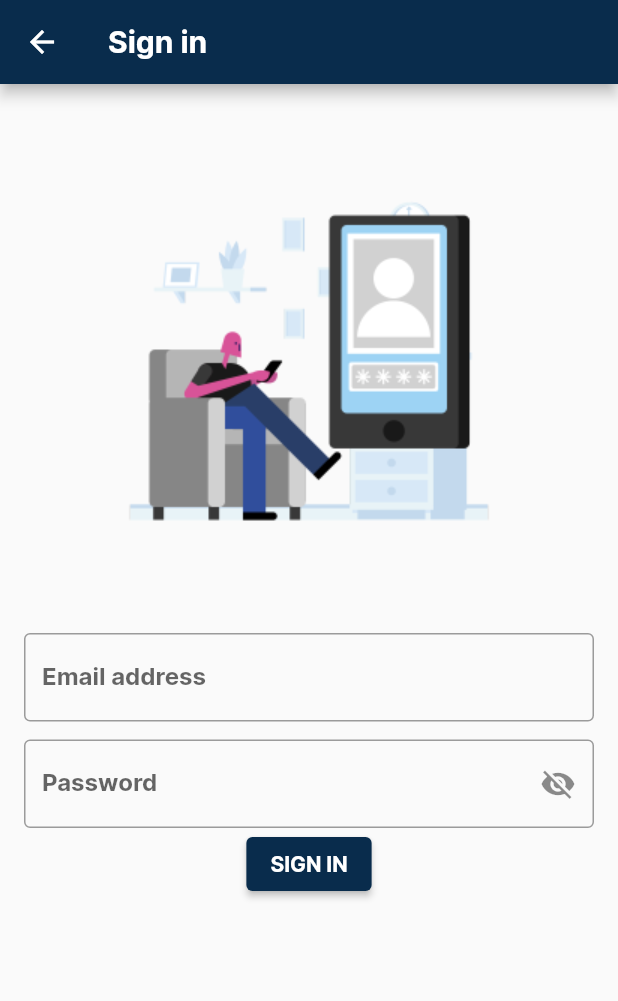
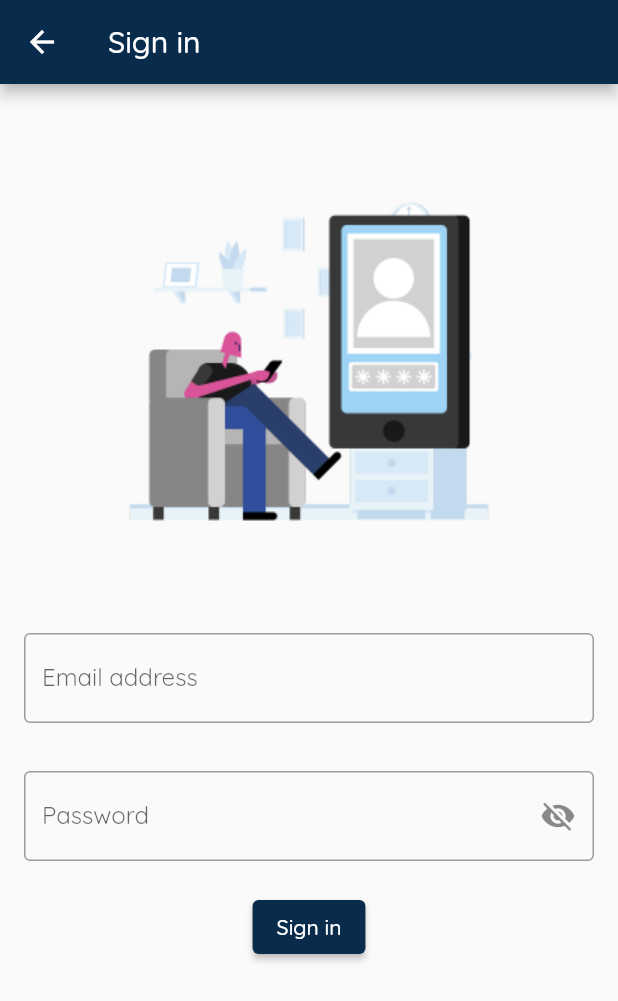
Before and after one commit to bumie-e/Plug, a Flutter app: the screen it shows after launch, after a tap on "Sign in", on a phone screen of 412 x 824 dp. Shown: the top 1001 px of the screen. Run offline on Flutter 3.47's test engine with Material 2 defaults, Android fonts, the light colour scheme and no system bars; our stand-ins replace cloud_firestore, email_validator, firebase_auth, firebase_core, firebase_storage, google_fonts and 1 more; accounts and stored records are empty; project files that could hold a hidden picture were left out.

Commit message:
made corrections requested by design team

```diff
--- a/lib/forms/registration_form.dart
+++ b/lib/forms/registration_form.dart
@@ -133,7 +133,7 @@ class _RegistrationFormState extends State<RegistrationForm> with AlertMixins {
                 createAccount(context);
               }
             },
-            child: const Text('REGISTER'),
+            child: const Text('Register'),
           ),
         ],
       ),
--- a/lib/forms/sign_in_form.dart
+++ b/lib/forms/sign_in_form.dart
@@ -27,9 +27,15 @@ class _SignInFormState extends State<SignInForm> with AlertMixins {
             onSaved: (value) => _email = value,
             keyboardType: TextInputType.emailAddress,
           ),
+          const SizedBox(
+            height: 20,
+          ),
           Padding(
             padding: const EdgeInsets.only(top: 12.0),
             child: PasswordTextField(onSaved: (value) => _password = value),
+          ),
+          const SizedBox(
+            height: 20,
           ),
           ElevatedButton(
             onPressed: () {
@@ -39,7 +45,7 @@ class _SignInFormState extends State<SignInForm> with AlertMixins {
                 signInVendor(context);
               }
             },
-            child: const Text('SIGN IN'),
+            child: const Text('Sign in'),
           ),
         ],
       ),
@@ -49,9 +55,9 @@ class _SignInFormState extends State<SignInForm> with AlertMixins {
   void signInVendor(BuildContext context) {
     showLoadingAlert(context, text: 'Signing in');
 
-    FirebaseAuth.instance.signInWithEmailAndPassword(
-        email: _email, password: _password
-    ).then((value) {
+    FirebaseAuth.instance
+        .signInWithEmailAndPassword(email: _email, password: _password)
+        .then((value) {
       onSignInSuccess(context, value.user);
     }).catchError((e) {
       onSignInFailure(context);
@@ -59,14 +65,16 @@ class _SignInFormState extends State<SignInForm> with AlertMixins {
   }
 
   void onSignInSuccess(BuildContext context, User? user) {
-    if(user != null) {
+    if (user != null) {
       dismissLoader(context);
 
       // Pops all and pushes the VendorPage
       Navigator.pushAndRemoveUntil(
         context,
         MaterialPageRoute(builder: (context) {
-          return VendorPage(id: user.uid,);
+          return VendorPage(
+            id: user.uid,
+          );
         }),
         (route) => false,
       );
@@ -77,7 +85,6 @@ class _SignInFormState extends State<SignInForm> with AlertMixins {
     dismissLoader(context);
     showErrorAlert(context,
         errorTitle: 'Sign in failed',
-        errorMessage: 'Invalid email/password combination'
-    );
+        errorMessage: 'Invalid email/password combination');
   }
 }
--- a/lib/main.dart
+++ b/lib/main.dart
@@ -4,6 +4,7 @@ import 'package:firebase_auth/firebase_auth.dart';
 import 'package:firebase_core/firebase_core.dart';
 import 'package:flutter/material.dart';
 import 'package:plug/screens/home_screen.dart';
+import 'package:plug/screens/product_detail.dart';
 import 'package:plug/screens/registration_screen.dart';
 import 'package:plug/screens/sign_in_screen.dart';
 import 'package:plug/screens/vendor_screen.dart';
@@ -12,6 +13,7 @@ import 'package:plug/utilities/constants.dart';
 import 'package:plug/screens/reset_password.dart';
 import 'package:plug/screens/new_Password.dart';
 import './screens/verify-email.dart';
+import 'package:google_fonts/google_fonts.dart';
 
 void main() async {
   WidgetsFlutterBinding.ensureInitialized();
@@ -30,12 +32,9 @@ class MyApp extends StatelessWidget {
       title: 'Plug',
       theme: ThemeData(
         primarySwatch: kPrimaryColorSwatch,
-        fontFamily: 'Inter',
-        textTheme: const TextTheme(
-          bodyText2: TextStyle(
-            color: kPrimaryColor1,
-            fontWeight: FontWeight.w700,
-          ),
+        // fontFamily: 'Inter',
+        textTheme: GoogleFonts.quicksandTextTheme(
+          Theme.of(context).textTheme,
         ),
       ),
       home: appropriateHome(),
@@ -44,9 +43,10 @@ class MyApp extends StatelessWidget {
         HomePage.routeName: (context) => HomePage(),
         SignInPage.routeName: (context) => SignInPage(),
         RegistrationPage.routeName: (context) => RegistrationPage(),
-        ForgotPassword.routeName : (context) => ForgotPassword(),
-        NewPassWord.id : (context) => NewPassWord(),
+        ForgotPassword.routeName: (context) => ForgotPassword(),
+        NewPassWord.id: (context) => NewPassWord(),
         VerifyEmail.id: (context) => VerifyEmail(),
+        ProductDetailsPage.routeName: (context) => ProductDetailsPage(),
       },
     );
   }
--- a/lib/screens/welcome_screen.dart
+++ b/lib/screens/welcome_screen.dart
@@ -19,11 +19,10 @@ class _WelcomePageState extends State<WelcomePage> {
       body: Padding(
         padding: const EdgeInsets.fromLTRB(26, 26, 26, 0),
         child: SingleChildScrollView(
-          child: Center(
           child: Column(
-              mainAxisAlignment: MainAxisAlignment.spaceBetween,
+            mainAxisAlignment: MainAxisAlignment.start,
             children: [
-                const SizedBox(height: 36),
+              const SizedBox(height: 60),
               Text.rich(
                 TextSpan(
                   text: 'Welcome to ',
@@ -35,7 +34,7 @@ class _WelcomePageState extends State<WelcomePage> {
                 'Right Business, Right Audience',
                 style: kSubHeadingTextStyle,
               ),
-                const SizedBox(height: 20),
+              const SizedBox(height: 40),
               Image.asset(
                 "assets/images/first.png",
                 height: 350,
@@ -51,7 +50,7 @@ class _WelcomePageState extends State<WelcomePage> {
                   Navigator.pushNamed(context, RegistrationPage.routeName);
                 },
               ),
-                const SizedBox(height: 16),
+              const SizedBox(height: 20),
               ReusableButton(
                 title: 'View Products',
                 color: MaterialStateProperty.all(
@@ -65,7 +64,7 @@ class _WelcomePageState extends State<WelcomePage> {
                 mainAxisAlignment: MainAxisAlignment.center,
                 children: [
                   const Text(
-                      'Already have an Account?',
+                    'Already have an account?',
                     style: TextStyle(fontWeight: FontWeight.w400),
                   ),
                   TextButton(
@@ -83,7 +82,6 @@ class _WelcomePageState extends State<WelcomePage> {
           ),
         ),
       ),
-      ),
     );
   }
 }
--- a/pubspec.yaml
+++ b/pubspec.yaml
@@ -20,6 +20,7 @@ dependencies:
   cloud_firestore: ^3.1.1
   firebase_storage: ^10.2.1
   email_validator: ^2.0.1
+  google_fonts: ^2.1.0
 
 dev_dependencies:
   flutter_test:
```
Also changed, not shown: lib/screens/product_detail.dart (+37 -25 lines), pubspec.lock. Lines whose indentation alone changed are shown as unchanged.
